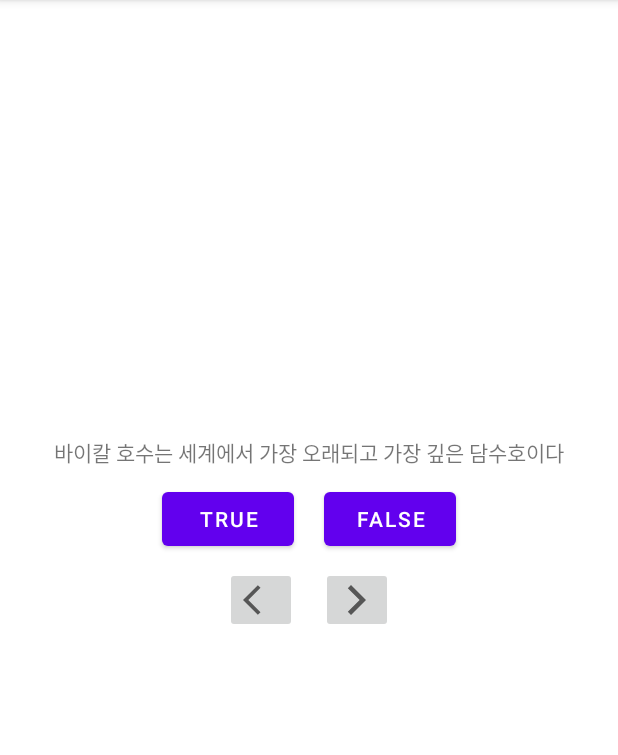
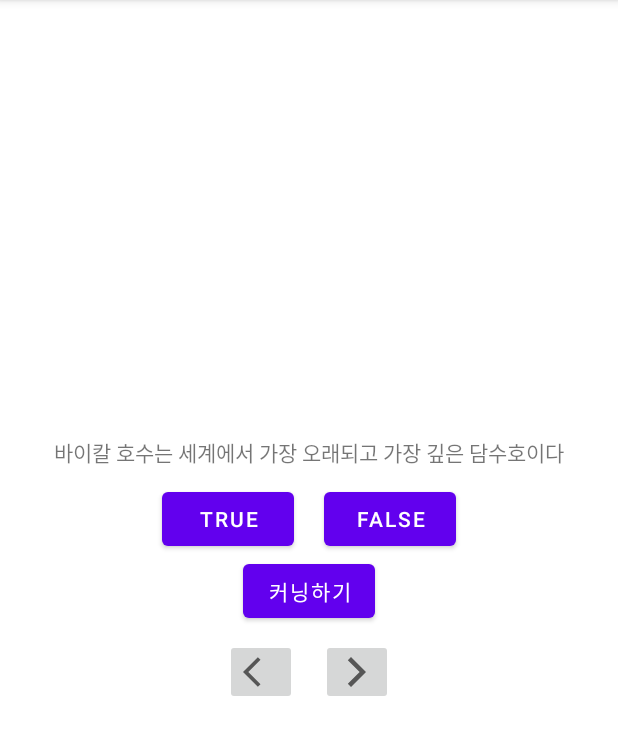
Before and after one commit to oss5824/android_kotlin_practice, an Android app: the screen it shows after launch (MainActivity), after a tap on an icon or button, on a phone screen of 412 x 824 dp, the part 84-839 px from its top. Run offline under Robolectric (Android 15) with nearby library versions, the phone set to English and light mode, and no system bars.

Commit message:
기능 추가

```diff
--- a/practice2/app/build.gradle
+++ b/practice2/app/build.gradle
@@ -42,4 +42,6 @@ dependencies {
     testImplementation 'junit:junit:4.+'
     androidTestImplementation 'androidx.test.ext:junit:1.1.2'
     androidTestImplementation 'androidx.test.espresso:espresso-core:3.3.0'
+
+    implementation 'androidx.lifecycle:lifecycle-extensions:2.2.0'
 }
--- a/practice2/app/src/main/AndroidManifest.xml
+++ b/practice2/app/src/main/AndroidManifest.xml
@@ -16,6 +16,7 @@
                 <category android:name="android.intent.category.LAUNCHER" />
             </intent-filter>
         </activity>
+        <activity android:name=".CheatActivity"/>
     </application>
 
 </manifest>
--- a/practice2/app/src/main/java/com/example/myapplication/MainActivity.kt
+++ b/practice2/app/src/main/java/com/example/myapplication/MainActivity.kt
@@ -1,42 +1,46 @@
 package com.example.myapplication
 
+import android.app.Activity
+import android.content.Intent
 import androidx.appcompat.app.AppCompatActivity
 import android.os.Bundle
 import android.widget.Button
 import android.widget.ImageButton
 import android.widget.TextView
 import android.widget.Toast
+import androidx.lifecycle.ViewModelProvider
 import org.w3c.dom.Text
 
 class MainActivity : AppCompatActivity() {
 
     private lateinit var trueButton: Button
     private lateinit var falseButton: Button
+    private lateinit var cheatButton: Button
 
     private lateinit var prevButton: ImageButton
     private lateinit var nextButton: ImageButton
 
     private lateinit var questionTextView: TextView
 
-    private var currentIndex = 0
 
-    private val questionBank = listOf(
-        Question(R.string.australia, true),
-        Question(R.string.oceans, true),
-        Question(R.string.mideast, false),
-        Question(R.string.africa, false),
-        Question(R.string.americas, true),
-        Question(R.string.asia, true)
-    )
+    private val quizViewModel: QuizViewModel by lazy {
+        ViewModelProvider(this).get(QuizViewModel::class.java)
+    }
 
     override fun onCreate(savedInstanceState: Bundle?) {
         super.onCreate(savedInstanceState)
         setContentView(R.layout.activity_main)
 
+        val currentIndex = savedInstanceState?.getInt("index", 0) ?: 0
+        quizViewModel.setIndex(currentIndex)
+
         trueButton = findViewById(R.id.trueButton)
         falseButton = findViewById(R.id.falseButton)
+        cheatButton = findViewById(R.id.cheatButton)
+
         prevButton = findViewById(R.id.prevButton)
         nextButton = findViewById(R.id.nextButton)
+
         questionTextView = findViewById(R.id.questionTextView)
 
         trueButton.setOnClickListener {
@@ -46,29 +50,53 @@ class MainActivity : AppCompatActivity() {
             checkAnswer(false)
         }
         prevButton.setOnClickListener {
-            currentIndex = if (currentIndex == 0) questionBank.size - 1 else currentIndex - 1
+            quizViewModel.moveToPrev()
             updateQuestion()
         }
         nextButton.setOnClickListener {
-            currentIndex = (currentIndex + 1) % questionBank.size
+            quizViewModel.moveToNext()
             updateQuestion()
+        }
+        cheatButton.setOnClickListener {
+            val answerIsTrue = quizViewModel.currentQuestionAnswer
+            val intent = CheatActivity.newIntent(this@MainActivity, answerIsTrue)
+
+            startActivityForResult(intent, 1000)
         }
         updateQuestion()
     }
 
+    override fun onSaveInstanceState(outState: Bundle) {
+        super.onSaveInstanceState(outState)
+        outState.putInt("index", quizViewModel.getIndex())
+    }
+
+    override fun onActivityResult(requestCode: Int, resultCode: Int, data: Intent?) {
+        super.onActivityResult(requestCode, resultCode, data)
+        if (resultCode != Activity.RESULT_OK) {
+            return
+        }
+        if (requestCode == 1000) {
+            quizViewModel.setIsCheater(
+                data?.getBooleanExtra("isCheater", false)
+                    ?: false
+            )
+        }
+    }
+
     private fun checkAnswer(userAnswer: Boolean) {
-        val correctAnswer = questionBank[currentIndex].answer
+        val correctAnswer = quizViewModel.currentQuestionAnswer
 
-        val messageResId=if(userAnswer==correctAnswer){
-            "정답"
-        }else{
-            "오답"
+        val messageResId = when{
+            quizViewModel.getIsCheater()->"커닝하였습니다"
+            userAnswer==correctAnswer->"정답"
+            else->"오답"
         }
-        Toast.makeText(this,messageResId,Toast.LENGTH_SHORT).show()
+        Toast.makeText(this, messageResId, Toast.LENGTH_SHORT).show()
     }
 
     private fun updateQuestion() {
-        val questionTextResId = questionBank[currentIndex].textResId
+        val questionTextResId = quizViewModel.currentQuestionText
         questionTextView.setText(questionTextResId)
     }
 }
--- /dev/null
+++ b/practice2/app/src/main/java/com/example/myapplication/QuizViewModel.kt
@@ -0,0 +1,46 @@
+package com.example.myapplication
+
+import androidx.lifecycle.ViewModel
+
+class QuizViewModel : ViewModel() {
+
+    private var currentIndex = 0
+    private var isCheater = false
+
+    private val questionBank = listOf(
+        Question(R.string.australia, true),
+        Question(R.string.oceans, true),
+        Question(R.string.mideast, false),
+        Question(R.string.africa, false),
+        Question(R.string.americas, true),
+        Question(R.string.asia, true)
+    )
+
+    val currentQuestionAnswer: Boolean
+        get() = questionBank[currentIndex].answer
+
+    val currentQuestionText: Int
+        get() = questionBank[currentIndex].textResId
+
+    fun getIndex(): Int {
+        return currentIndex
+    }
+    fun getIsCheater(): Boolean{
+        return isCheater
+    }
+
+    fun setIndex(index: Int) {
+        currentIndex = index
+    }
+    fun setIsCheater(cheat: Boolean){
+        isCheater=cheat
+    }
+
+    fun moveToNext() {
+        currentIndex = (currentIndex + 1) % questionBank.size
+    }
+
+    fun moveToPrev() {
+        currentIndex = if (currentIndex == 0) questionBank.size - 1 else currentIndex - 1
+    }
+}
--- /dev/null
+++ b/practice2/app/src/main/res/layout-land/activity_main.xml
@@ -0,0 +1,78 @@
+<?xml version="1.0" encoding="utf-8"?>
+<FrameLayout xmlns:android="http://schemas.android.com/apk/res/android"
+    android:layout_width="match_parent"
+    android:layout_height="match_parent"
+    xmlns:app="http://schemas.android.com/apk/res-auto"
+    xmlns:tools="http://schemas.android.com/tools">
+
+    <androidx.constraintlayout.widget.ConstraintLayout
+        android:layout_width="match_parent"
+        android:layout_height="match_parent">
+
+        <TextView
+            android:id="@+id/questionTextView"
+            android:layout_width="wrap_content"
+            android:layout_height="wrap_content"
+            android:layout_marginBottom="20dp"
+            app:layout_constraintBottom_toBottomOf="parent"
+            app:layout_constraintEnd_toEndOf="parent"
+            app:layout_constraintStart_toStartOf="parent"
+            app:layout_constraintTop_toTopOf="parent"
+            app:layout_constraintVertical_bias="0.4"
+            tools:text="질문" />
+
+        <Button
+            android:id="@+id/trueButton"
+            android:layout_width="wrap_content"
+            android:layout_height="wrap_content"
+            android:layout_margin="10dp"
+            android:text="@string/true_button"
+            app:layout_constraintEnd_toStartOf="@id/falseButton"
+            app:layout_constraintHorizontal_chainStyle="packed"
+            app:layout_constraintStart_toStartOf="parent"
+            app:layout_constraintTop_toBottomOf="@id/questionTextView" />
+
+        <Button
+            android:id="@+id/falseButton"
+            android:layout_width="wrap_content"
+            android:layout_height="wrap_content"
+            android:layout_margin="10dp"
+            android:text="@string/false_button"
+            app:layout_constraintEnd_toEndOf="parent"
+            app:layout_constraintStart_toEndOf="@id/trueButton"
+            app:layout_constraintTop_toBottomOf="@id/questionTextView" />
+
+        <Button
+            android:id="@+id/cheatButton"
+            android:layout_width="wrap_content"
+            android:layout_height="wrap_content"
+            android:text="커닝하기"
+            app:layout_constraintBottom_toTopOf="@id/prevButton"
+            app:layout_constraintEnd_toEndOf="parent"
+            app:layout_constraintStart_toStartOf="parent"
+            app:layout_constraintTop_toBottomOf="@id/trueButton" />
+
+        <ImageButton
+            android:id="@+id/prevButton"
+            android:layout_width="wrap_content"
+            android:layout_height="wrap_content"
+            android:layout_margin="8dp"
+            android:src="@drawable/ic_baseline_arrow_back_ios_24"
+            app:layout_constraintEnd_toStartOf="@id/nextButton"
+            app:layout_constraintHorizontal_chainStyle="packed"
+            app:layout_constraintStart_toStartOf="parent"
+            app:layout_constraintTop_toBottomOf="@id/cheatButton" />
+
+        <ImageButton
+            android:id="@+id/nextButton"
+            android:layout_width="wrap_content"
+            android:layout_height="wrap_content"
+            android:layout_margin="8dp"
+            android:src="@drawable/ic_baseline_arrow_forward_ios_24"
+            app:layout_constraintEnd_toEndOf="parent"
+            app:layout_constraintStart_toEndOf="@id/prevButton"
+            app:layout_constraintTop_toBottomOf="@id/cheatButton" />
+
+    </androidx.constraintlayout.widget.ConstraintLayout>
+
+</FrameLayout>
--- a/practice2/app/src/main/res/layout/activity_main.xml
+++ b/practice2/app/src/main/res/layout/activity_main.xml
@@ -10,54 +10,64 @@
         android:id="@+id/questionTextView"
         android:layout_width="wrap_content"
         android:layout_height="wrap_content"
+        android:layout_marginBottom="20dp"
         app:layout_constraintBottom_toBottomOf="parent"
         app:layout_constraintEnd_toEndOf="parent"
         app:layout_constraintStart_toStartOf="parent"
         app:layout_constraintTop_toTopOf="parent"
         app:layout_constraintVertical_bias="0.4"
-        android:layout_marginBottom="20dp"
         tools:text="질문" />
 
     <Button
         android:id="@+id/trueButton"
         android:layout_width="wrap_content"
         android:layout_height="wrap_content"
+        android:layout_margin="10dp"
         android:text="@string/true_button"
         app:layout_constraintEnd_toStartOf="@id/falseButton"
+        app:layout_constraintHorizontal_chainStyle="packed"
         app:layout_constraintStart_toStartOf="parent"
-        app:layout_constraintHorizontal_chainStyle="packed"
-        android:layout_margin="10dp"
         app:layout_constraintTop_toBottomOf="@id/questionTextView" />
 
     <Button
         android:id="@+id/falseButton"
         android:layout_width="wrap_content"
         android:layout_height="wrap_content"
+        android:layout_margin="10dp"
         android:text="@string/false_button"
-        android:layout_margin="10dp"
+        app:layout_constraintEnd_toEndOf="parent"
         app:layout_constraintStart_toEndOf="@id/trueButton"
+        app:layout_constraintTop_toBottomOf="@id/questionTextView" />
+
+    <Button
+        android:id="@+id/cheatButton"
+        android:layout_width="wrap_content"
+        android:layout_height="wrap_content"
+        android:text="커닝하기"
+        app:layout_constraintBottom_toTopOf="@id/prevButton"
         app:layout_constraintEnd_toEndOf="parent"
-        app:layout_constraintTop_toBottomOf="@id/questionTextView" />
+        app:layout_constraintStart_toStartOf="parent"
+        app:layout_constraintTop_toBottomOf="@id/trueButton" />
 
     <ImageButton
         android:id="@+id/prevButton"
         android:layout_width="wrap_content"
         android:layout_height="wrap_content"
+        android:layout_margin="8dp"
         android:src="@drawable/ic_baseline_arrow_back_ios_24"
         app:layout_constraintEnd_toStartOf="@id/nextButton"
+        app:layout_constraintHorizontal_chainStyle="packed"
         app:layout_constraintStart_toStartOf="parent"
-        app:layout_constraintHorizontal_chainStyle="packed"
-        android:layout_margin="8dp"
-        app:layout_constraintTop_toBottomOf="@id/falseButton" />
+        app:layout_constraintTop_toBottomOf="@id/cheatButton" />
 
     <ImageButton
         android:id="@+id/nextButton"
         android:layout_width="wrap_content"
         android:layout_height="wrap_content"
+        android:layout_margin="8dp"
         android:src="@drawable/ic_baseline_arrow_forward_ios_24"
+        app:layout_constraintEnd_toEndOf="parent"
         app:layout_constraintStart_toEndOf="@id/prevButton"
-        app:layout_constraintEnd_toEndOf="parent"
-        android:layout_margin="8dp"
-        app:layout_constraintTop_toBottomOf="@id/trueButton" />
+        app:layout_constraintTop_toBottomOf="@id/cheatButton" />
 
 </androidx.constraintlayout.widget.ConstraintLayout>
```
Also changed, not shown: practice2/app/src/main/java/com/example/myapplication/CheatActivity.kt (added, +69 -0 lines), practice2/app/src/main/res/layout-land/activity_cheat.xml (added, +42 -0 lines), practice2/app/src/main/res/layout/activity_cheat.xml (added, +37 -0 lines).
